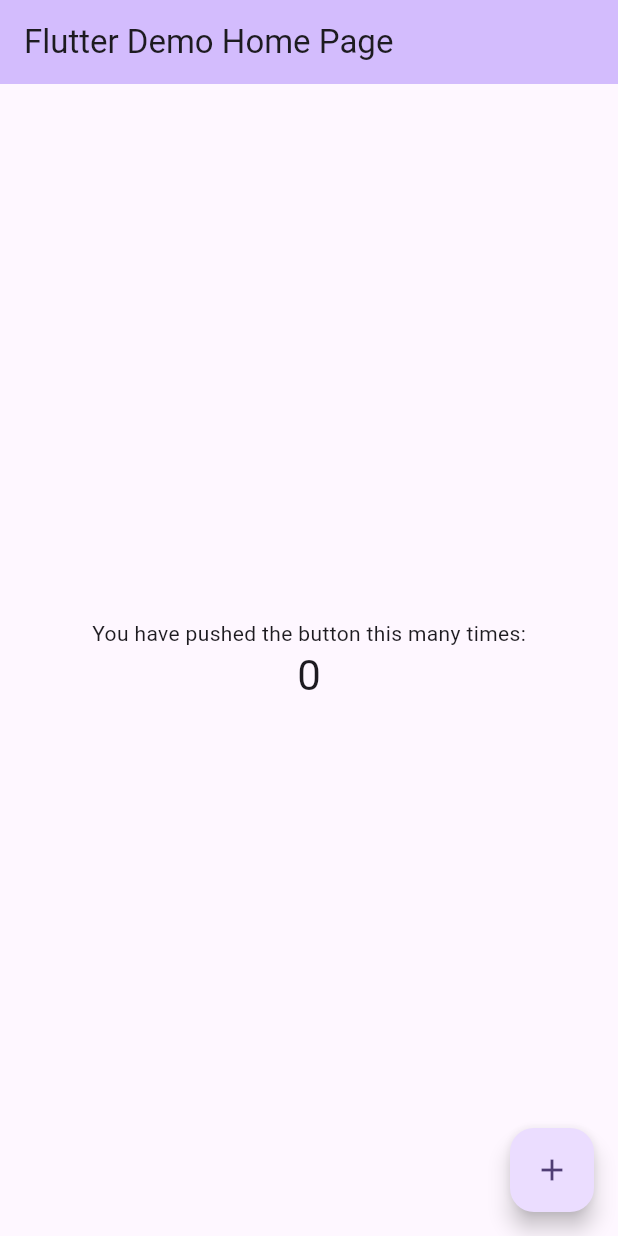
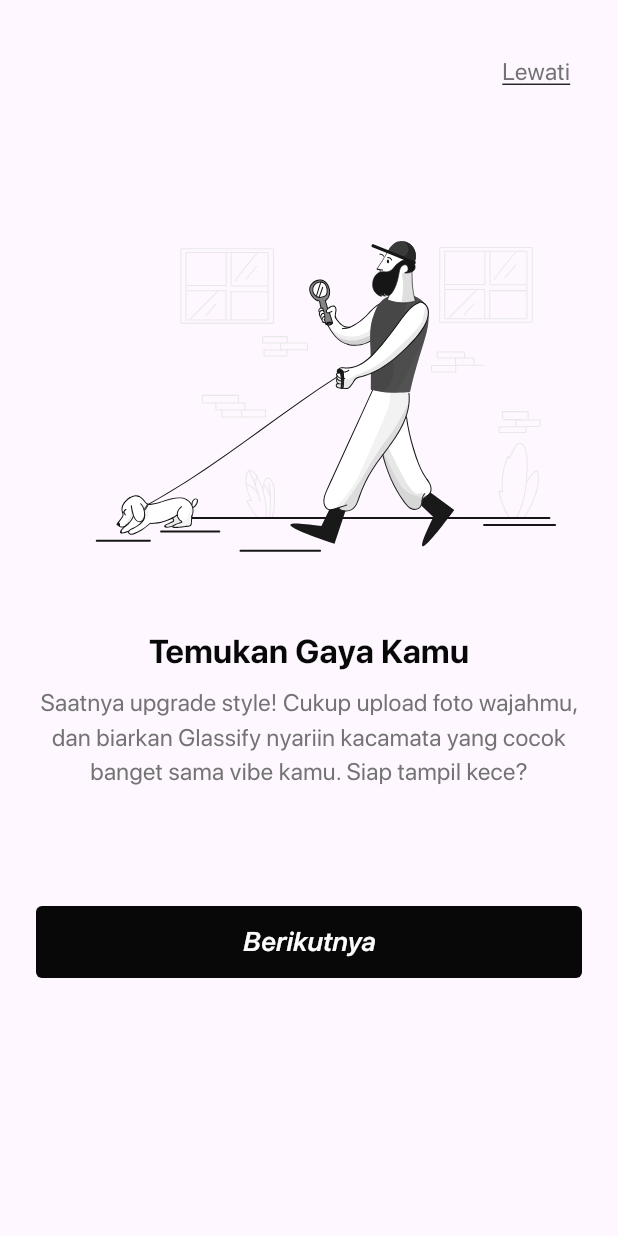
Before and after one commit to Bubadibako-Inc/glassify-flutter, a Flutter app: the screen it shows after launch, on a phone screen of 412 x 824 dp. Run offline on Flutter 3.47's test engine with Material 3 defaults, Android fonts, the phone set to English and light mode, and no system bars; our stand-ins replace flutter_svg, go_router; project files that could hold a hidden picture were left out.

Commit message:
Add widgets, constants, and Onboarding Page slicing

```diff
--- /dev/null
+++ b/lib/constants/colors.dart
@@ -0,0 +1,98 @@
+import 'dart:ui';
+
+// Color Constants
+class AppColor {
+  static const Color white = Color(0XFFFCFCFC);
+  static const Color black = Color(0XFF080808);
+
+  // Neutral Colors
+  static const Color neutral50 = Color(0XFFFAFAFA);
+  static const Color neutral100 = Color(0XFFF5F5F5);
+  static const Color neutral200 = Color(0XFFE5E5E5);
+  static const Color neutral300 = Color(0XFFD4D4D4);
+  static const Color neutral400 = Color(0XFFA3A3A3);
+  static const Color neutral500 = Color(0XFF737373);
+  static const Color neutral600 = Color(0XFF525252);
+  static const Color neutral700 = Color(0XFF404040);
+  static const Color neutral800 = Color(0XFF262626);
+  static const Color neutral900 = Color(0XFF171717);
+  static const Color neutral950 = Color(0XFF0A0A0A);
+
+  // Red Colors
+  static const Color red50 = Color(0XFFFEF2F2);
+  static const Color red100 = Color(0XFFFEE2E2);
+  static const Color red200 = Color(0XFFFECACA);
+  static const Color red300 = Color(0XFFFCA5A5);
+  static const Color red400 = Color(0XFFF87171);
+  static const Color red500 = Color(0XFFEF4444);
+  static const Color red600 = Color(0XFFDC2626);
+  static const Color red700 = Color(0XFFB91C1C);
+  static const Color red800 = Color(0XFF991B1B);
+  static const Color red900 = Color(0XFF7F1D1D);
+  static const Color red950 = Color(0XFF450A0A);
+
+  // Amber Colors
+  static const Color amber50 = Color(0XFFFFFBEB);
+  static const Color amber100 = Color(0XFFFEF3C7);
+  static const Color amber200 = Color(0XFFFDE68A);
+  static const Color amber300 = Color(0XFFFCD34D);
+  static const Color amber400 = Color(0XFFFBBF24);
+  static const Color amber500 = Color(0XFFF59E0B);
+  static const Color amber600 = Color(0XFFD97706);
+  static const Color amber700 = Color(0XFFB45309);
+  static const Color amber800 = Color(0XFFB45309);
+  static const Color amber900 = Color(0XFF78350F);
+  static const Color amber950 = Color(0XFF451A03);
+
+  // Yellow Colors
+  static const Color yellow50 = Color(0XFFFEFCE8);
+  static const Color yellow100 = Color(0XFFFEFC93);
+  static const Color yellow200 = Color(0XFFFEF08A);
+  static const Color yellow300 = Color(0XFFFDE047);
+  static const Color yellow400 = Color(0XFFFACC15);
+  static const Color yellow500 = Color(0XFFEAB308);
+  static const Color yellow600 = Color(0XFFCA8A04);
+  static const Color yellow700 = Color(0XFFA16207);
+  static const Color yellow800 = Color(0XFF854D0E);
+  static const Color yellow900 = Color(0XFF713F12);
+  static const Color yellow950 = Color(0XFF422006);
+
+  // Lime Colors
+  static const Color lime50 = Color(0XFFF7FEE7);
+  static const Color lime100 = Color(0XFFECFCCB);
+  static const Color lime200 = Color(0XFFD9F99D);
+  static const Color lime300 = Color(0XFFBEF264);
+  static const Color lime400 = Color(0XFFA3E635);
+  static const Color lime500 = Color(0XFF84CC16);
+  static const Color lime600 = Color(0XFF65A30D);
+  static const Color lime700 = Color(0XFF3F6212);
+  static const Color lime800 = Color(0XFF3F6212);
+  static const Color lime900 = Color(0XFF365314);
+  static const Color lime950 = Color(0XFF1A2E05);
+
+  // Green Colors
+  static const Color green50 = Color(0XFFF0FDF4);
+  static const Color green100 = Color(0XFFDCFCE7);
+  static const Color green200 = Color(0XFFBBF7D0);
+  static const Color green300 = Color(0XFF86EFAC);
+  static const Color green400 = Color(0XFF4ADE80);
+  static const Color green500 = Color(0XFF22C55E);
+  static const Color green600 = Color(0XFF16A34A);
+  static const Color green700 = Color(0XFF15803D);
+  static const Color green800 = Color(0XFF166534);
+  static const Color green900 = Color(0XFF14532D);
+  static const Color green950 = Color(0XFF052E16);
+
+  // Blue Colors
+  static const Color blue50 = Color(0XFFEFF6FF);
+  static const Color blue100 = Color(0XFFDBEAFE);
+  static const Color blue200 = Color(0XFFBFDBFE);
+  static const Color blue300 = Color(0XFF93C5FD);
+  static const Color blue400 = Color(0XFF60A5FA);
+  static const Color blue500 = Color(0XFF3B82F6);
+  static const Color blue600 = Color(0XFF2563EB);
+  static const Color blue700 = Color(0XFF1D4ED8);
+  static const Color blue800 = Color(0XFF1E40AF);
+  static const Color blue900 = Color(0XFF1E3A8A);
+  static const Color blue950 = Color(0XFF172554);
+}
--- /dev/null
+++ b/lib/constants/icons.dart
@@ -0,0 +1,4 @@
+// Icon Constants
+class AppIcon {
+  static const String arrowLeft = 'assets/icons/arrow_left.svg';
+}
--- /dev/null
+++ b/lib/constants/text_styles.dart
@@ -0,0 +1,6 @@
+import 'package:flutter/material.dart';
+
+// TextStyle Constants
+class AppTextStyles {
+  static const TextStyle headline1 = TextStyle();
+}
--- a/lib/main.dart
+++ b/lib/main.dart
@@ -1,125 +1,21 @@
 import 'package:flutter/material.dart';
+import 'package:glassify_flutter/config/routes.dart';
 
 void main() {
   runApp(const MyApp());
 }
 
+final Routes _routes = Routes();
+
 class MyApp extends StatelessWidget {
   const MyApp({super.key});
 
-  // This widget is the root of your application.
   @override
   Widget build(BuildContext context) {
-    return MaterialApp(
-      title: 'Flutter Demo',
-      theme: ThemeData(
-        // This is the theme of your application.
-        //
-        // TRY THIS: Try running your application with "flutter run". You'll see
-        // the application has a purple toolbar. Then, without quitting the app,
-        // try changing the seedColor in the colorScheme below to Colors.green
-        // and then invoke "hot reload" (save your changes or press the "hot
-        // reload" button in a Flutter-supported IDE, or press "r" if you used
-        // the command line to start the app).
-        //
-        // Notice that the counter didn't reset back to zero; the application
-        // state is not lost during the reload. To reset the state, use hot
-        // restart instead.
-        //
-        // This works for code too, not just values: Most code changes can be
-        // tested with just a hot reload.
-        colorScheme: ColorScheme.fromSeed(seedColor: Colors.deepPurple),
-        useMaterial3: true,
-      ),
-      home: const MyHomePage(title: 'Flutter Demo Home Page'),
+    return MaterialApp.router(
+      title: 'Glassify',
+      debugShowCheckedModeBanner: false,
+      routerConfig: _routes.router,
     );
   }
 }
-
-class MyHomePage extends StatefulWidget {
-  const MyHomePage({super.key, required this.title});
-
-  // This widget is the home page of your application. It is stateful, meaning
-  // that it has a State object (defined below) that contains fields that affect
-  // how it looks.
-
-  // This class is the configuration for the state. It holds the values (in this
-  // case the title) provided by the parent (in this case the App widget) and
-  // used by the build method of the State. Fields in a Widget subclass are
-  // always marked "final".
-
-  final String title;
-
-  @override
-  State<MyHomePage> createState() => _MyHomePageState();
-}
-
-class _MyHomePageState extends State<MyHomePage> {
-  int _counter = 0;
-
-  void _incrementCounter() {
-    setState(() {
-      // This call to setState tells the Flutter framework that something has
-      // changed in this State, which causes it to rerun the build method below
-      // so that the display can reflect the updated values. If we changed
-      // _counter without calling setState(), then the build method would not be
-      // called again, and so nothing would appear to happen.
-      _counter++;
-    });
-  }
-
-  @override
-  Widget build(BuildContext context) {
-    // This method is rerun every time setState is called, for instance as done
-    // by the _incrementCounter method above.
-    //
-    // The Flutter framework has been optimized to make rerunning build methods
-    // fast, so that you can just rebuild anything that needs updating rather
-    // than having to individually change instances of widgets.
-    return Scaffold(
-      appBar: AppBar(
-        // TRY THIS: Try changing the color here to a specific color (to
-        // Colors.amber, perhaps?) and trigger a hot reload to see the AppBar
-        // change color while the other colors stay the same.
-        backgroundColor: Theme.of(context).colorScheme.inversePrimary,
-        // Here we take the value from the MyHomePage object that was created by
-        // the App.build method, and use it to set our appbar title.
-        title: Text(widget.title),
-      ),
-      body: Center(
-        // Center is a layout widget. It takes a single child and positions it
-        // in the middle of the parent.
-        child: Column(
-          // Column is also a layout widget. It takes a list of children and
-          // arranges them vertically. By default, it sizes itself to fit its
-          // children horizontally, and tries to be as tall as its parent.
-          //
-          // Column has various properties to control how it sizes itself and
-          // how it positions its children. Here we use mainAxisAlignment to
-          // center the children vertically; the main axis here is the vertical
-          // axis because Columns are vertical (the cross axis would be
-          // horizontal).
-          //
-          // TRY THIS: Invoke "debug painting" (choose the "Toggle Debug Paint"
-          // action in the IDE, or press "p" in the console), to see the
-          // wireframe for each widget.
-          mainAxisAlignment: MainAxisAlignment.center,
-          children: <Widget>[
-            const Text(
-              'You have pushed the button this many times:',
-            ),
-            Text(
-              '$_counter',
-              style: Theme.of(context).textTheme.headlineMedium,
-            ),
-          ],
-        ),
-      ),
-      floatingActionButton: FloatingActionButton(
-        onPressed: _incrementCounter,
-        tooltip: 'Increment',
-        child: const Icon(Icons.add),
-      ), // This trailing comma makes auto-formatting nicer for build methods.
-    );
-  }
-}
--- /dev/null
+++ b/lib/onboarding/models/onboarding_item.dart
@@ -0,0 +1,32 @@
+class OnboardingItem {
+  final String image;
+  final String title;
+  final String description;
+
+  OnboardingItem({
+    required this.image,
+    required this.title,
+    required this.description,
+  });
+}
+
+final List<OnboardingItem> itemList = [
+  OnboardingItem(
+    image: 'assets/images/onboarding_1.svg',
+    title: 'Temukan Gaya Kamu',
+    description:
+        'Saatnya upgrade style! Cukup upload foto wajahmu, dan biarkan Glassify nyariin kacamata yang cocok banget sama vibe kamu. Siap tampil kece?',
+  ),
+  OnboardingItem(
+    image: 'assets/images/onboarding_2.svg',
+    title: 'Rekomendasi Cerdas',
+    description:
+        'Nggak perlu pusing milih kacamata! AI kita bakal nge-review wajahmu dan kasih rekomendasi kacamata yang pas. Cuma dalam beberapa detik, kamu bisa tampil lebih stylish!',
+  ),
+  OnboardingItem(
+    image: 'assets/images/onboarding_3.svg',
+    title: 'Belanja Tanpa Ribet',
+    description:
+        'Nikmati belanja kacamata dengan santai! Dengan pilihan yang super variatif dan rekomendasi personal, Glassify bikin kamu gampang banget cari kacamata yang bikin kamu makin keren.',
+  ),
+];
--- /dev/null
+++ b/lib/onboarding/page/onboarding_page.dart
@@ -0,0 +1,158 @@
+import 'package:flutter/material.dart';
+import 'package:go_router/go_router.dart';
+
+import '../../constants/colors.dart';
+import '../../constants/icons.dart';
+
+import '../../widgets/vertical_spacer.dart';
+import '../../widgets/horizontal_spacer.dart';
+import '../../widgets/button.dart';
+import '../../widgets/text_button.dart';
+import '../../widgets/icon_button.dart';
+
+import '../../onboarding/widgets/onboarding_tile.dart';
+import '../../onboarding/models/onboarding_item.dart';
+
+class OnboardingPage extends StatefulWidget {
+  const OnboardingPage({super.key});
+
+  @override
+  State<OnboardingPage> createState() => _OnboardingPageState();
+}
+
+class _OnboardingPageState extends State<OnboardingPage> {
+  final _pageController = PageController();
+
+  int _activePage = 0;
+
+  void _increment() {
+    _pageController.nextPage(
+      curve: Curves.ease,
+      duration: Durations.medium1,
+    );
+    setState(() {
+      if (_activePage < 2) _activePage++;
+    });
+  }
+
+  void _decrement() {
+    _pageController.previousPage(
+      curve: Curves.ease,
+      duration: Durations.medium1,
+    );
+    setState(() {
+      if (_activePage > 0) _activePage--;
+    });
+  }
+
+  void _navigateToHome() {
+    context.go('/home');
+  }
+
+  @override
+  Widget build(BuildContext context) {
+    return Scaffold(
+      body: SafeArea(
+        child: Padding(
+          padding: const EdgeInsets.all(24.0),
+          child: Column(
+            children: [
+              _activePage == 2 ? Container(height: 48) : _buildSkipButton(),
+              Container(
+                height: 500,
+                child: PageView.builder(
+                  controller: _pageController,
+                  itemCount: itemList.length,
+                  scrollDirection: Axis.horizontal,
+                  physics: const NeverScrollableScrollPhysics(),
+                  onPageChanged: (int page) => setState(() {
+                    _activePage = page;
+                  }),
+                  itemBuilder: (BuildContext context, int index) {
+                    return OnboardingTile(item: itemList[index]);
+                  },
+                ),
+              ),
+              const VerticalSpacer(height: 32),
+              _activePage == 0 ? _buildNextButton() : _buildButtonRow(),
+            ],
+          ),
+        ),
+      ),
+    );
+  }
+
+  Container _buildButtonRow() {
+    return Container(
+      height: 48,
+      width: double.infinity,
+      child: Row(
+        children: [
+          _buildBackButton(),
+          const HorizontalSpacer(width: 16),
+          Expanded(
+            child: _buildNextButton(),
+          ),
+        ],
+      ),
+    );
+  }
+
+  AppButton _buildNextButton() {
+    return AppButton(
+      height: 48,
+      width: double.infinity,
+      alignment: Alignment.center,
+      boxDecoration: const BoxDecoration(
+        color: AppColor.black,
+        borderRadius: BorderRadius.all(
+          Radius.circular(4),
+        ),
+      ),
+      onTap: _activePage == 2 ? _navigateToHome : _increment,
+      child: Text(
+        _activePage == 2 ? 'Selesai' : 'Berikutnya',
+        style: const TextStyle(
+          fontFamily: 'SF Pro Display',
+          color: AppColor.white,
+          fontSize: 18,
+          fontWeight: FontWeight.w600,
+        ),
+      ),
+    );
+  }
+
+  AppIconButton _buildBackButton() {
+    return AppIconButton(
+      onTap: _decrement,
+      icon: AppIcon.arrowLeft,
+      height: 48,
+      padding: const EdgeInsets.symmetric(horizontal: 8),
+      colorFilter: const ColorFilter.mode(
+        AppColor.black,
+        BlendMode.srcIn,
+      ),
+    );
+  }
+
+  Container _buildSkipButton() {
+    return Container(
+      height: 48,
+      alignment: Alignment.centerRight,
+      child: AppTextButton(
+        padding: const EdgeInsets.symmetric(
+          vertical: 4,
+          horizontal: 8,
+        ),
+        onTap: _navigateToHome,
+        text: 'Lewati',
+        textStyle: const TextStyle(
+          fontFamily: 'SF Pro Display',
+          fontSize: 16,
+          color: AppColor.neutral500,
+          decoration: TextDecoration.underline,
+        ),
+      ),
+    );
+  }
+}
--- /dev/null
+++ b/lib/onboarding/widgets/onboarding_tile.dart
@@ -0,0 +1,46 @@
+import 'package:flutter/material.dart';
+import 'package:glassify_flutter/constants/colors.dart';
+import 'package:glassify_flutter/onboarding/models/onboarding_item.dart';
+import 'package:flutter_svg/flutter_svg.dart';
+
+class OnboardingTile extends StatelessWidget {
+  const OnboardingTile({
+    super.key,
+    required this.item,
+  });
+
+  final OnboardingItem item;
+
+  @override
+  Widget build(BuildContext context) {
+    return Column(
+      mainAxisAlignment: MainAxisAlignment.center,
+      children: [
+        SvgPicture.asset(
+          item.image,
+          width: 390,
+        ),
+        const SizedBox(height: 8),
+        Text(
+          item.title,
+          style: const TextStyle(
+            color: AppColor.black,
+            fontFamily: 'SF Pro Display',
+            fontWeight: FontWeight.w700,
+            fontSize: 22,
+          ),
+        ),
+        const SizedBox(height: 8),
+        Text(
+          item.description,
+          style: const TextStyle(
+            fontFamily: 'SF Pro Display',
+            color: AppColor.neutral500,
+            fontSize: 16,
+          ),
+          textAlign: TextAlign.center,
+        ),
+      ],
+    );
+  }
+}
--- /dev/null
+++ b/lib/widgets/button.dart
@@ -0,0 +1,40 @@
+import 'package:flutter/material.dart';
+
+class AppButton extends StatelessWidget {
+  final Function() onTap;
+  final Widget child;
+  final BoxDecoration? boxDecoration;
+  final double? height;
+  final double? width;
+  final EdgeInsetsGeometry? padding;
+  final EdgeInsetsGeometry? margin;
+  final AlignmentGeometry? alignment;
+
+  const AppButton({
+    super.key,
+    required this.onTap,
+    required this.child,
+    this.boxDecoration,
+    this.height,
+    this.width,
+    this.padding,
+    this.margin,
+    this.alignment,
+  });
+
+  @override
+  Widget build(BuildContext context) {
+    return InkWell(
+      onTap: onTap,
+      child: Container(
+        padding: padding,
+        margin: margin,
+        alignment: alignment,
+        decoration: boxDecoration,
+        height: height,
+        width: width,
+        child: child,
+      ),
+    );
+  }
+}
--- /dev/null
+++ b/lib/widgets/text_button.dart
@@ -0,0 +1,29 @@
+import 'package:flutter/material.dart';
+
+class AppTextButton extends StatelessWidget {
+  final Function() onTap;
+  final String text;
+  final EdgeInsets? padding;
+  final TextStyle? textStyle;
+  const AppTextButton({
+    super.key,
+    required this.onTap,
+    required this.text,
+    this.padding,
+    this.textStyle,
+  });
+
+  @override
+  Widget build(BuildContext context) {
+    return InkWell(
+      onTap: onTap,
+      child: Container(
+        padding: padding,
+        child: Text(
+          text,
+          style: textStyle,
+        ),
+      ),
+    );
+  }
+}
```
Also changed, not shown: lib/config/routes.dart (added, +27 -0 lines), lib/constants/route_name.dart (added, +17 -0 lines), lib/widgets/horizontal_spacer.dart (added, +17 -0 lines), lib/widgets/icon_button.dart (added, +38 -0 lines), lib/widgets/vertical_spacer.dart (added, +17 -0 lines).
